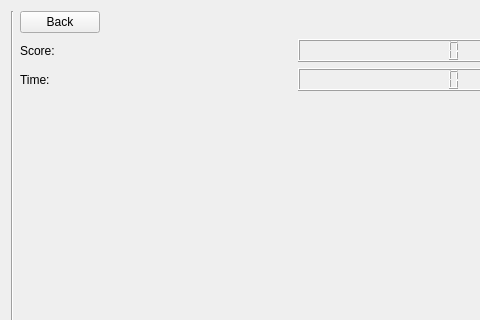
Qt form interfaces/game_page.ui (wyankx/TetrisBoosted_QT) before a commit; both pictures show x 0 to 480 and y 0 to 320 of the 580 by 624 pixel window.
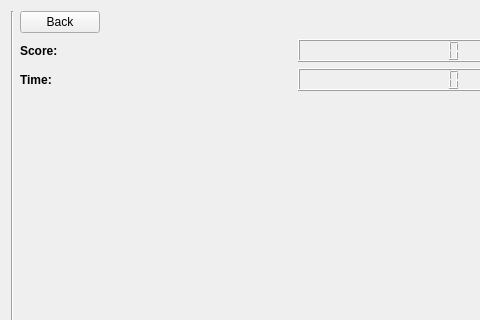
The same form after that commit.

Commit message: -Add background  *Fonts Bold  *Board more highlighted

The edit to the form file:
```diff
--- a/interfaces/game_page.ui
+++ b/interfaces/game_page.ui
@@ -32,6 +32,12 @@
      </item>
      <item row="1" column="0">
       <widget class="QLabel" name="score">
+       <property name="font">
+        <font>
+         <weight>75</weight>
+         <bold>true</bold>
+        </font>
+       </property>
        <property name="text">
         <string>Score: </string>
        </property>
@@ -39,6 +45,12 @@
      </item>
      <item row="2" column="0">
       <widget class="QLabel" name="time">
+       <property name="font">
+        <font>
+         <weight>75</weight>
+         <bold>true</bold>
+        </font>
+       </property>
        <property name="text">
         <string>Time: </string>
        </property>
```
Left out of the diff: 6 changed lines with no effect on the pictures. The commit also changes 9 other files.
